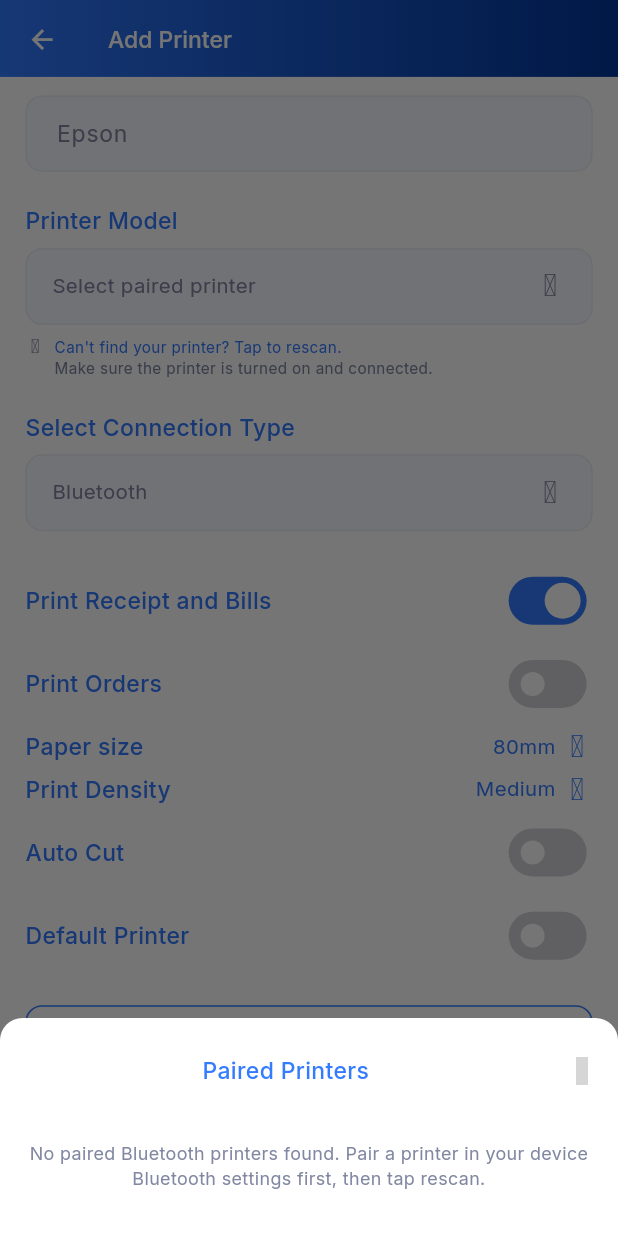
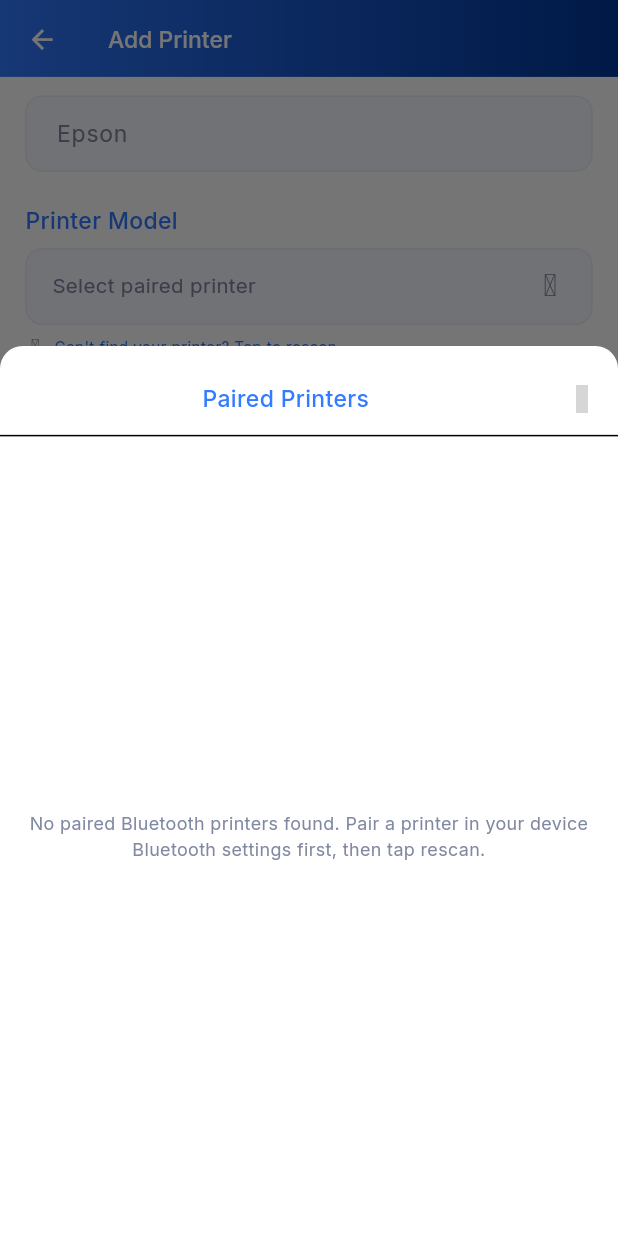
Before and after one commit to nuhanchowdhurylinkdin-a11y/softverse, a Flutter app: the AddPrinterScreen screen opened by its route, scrolled down 33 dp, after a tap on "Select paired printer", on a phone screen of 412 x 824 dp. Run offline on Flutter 3.47's test engine with Material 3 defaults, Android fonts, the phone set to English and light mode, and no system bars; our stand-ins replace awesome_snackbar_content, connectivity_plus, flutter_dotenv, flutter_screenutil, get, google_fonts and 4 more; missing offline and left inert: esc_pos_utils_plus, mobile_scanner, print_bluetooth_thermal; accounts and stored records are empty; statements that could not run were skipped; project files that could hold a hidden picture were left out; grey boxes are pictures that could not be loaded.

Commit message:
fix: make printer device picker scrollable

```diff
--- a/lib/features/printer/views/screens/add_printer_screen.dart
+++ b/lib/features/printer/views/screens/add_printer_screen.dart
@@ -354,16 +354,18 @@ class AddPrinterScreen extends GetView<AddPrinterController> {
   void _openDevicePicker(BuildContext context) {
     showModalBottomSheet(
       context: context,
+      isScrollControlled: true,
       backgroundColor: Colors.white,
       shape: RoundedRectangleBorder(
         borderRadius: BorderRadius.vertical(top: Radius.circular(16.r)),
       ),
       builder: (context) {
-        return SafeArea(
+        return FractionallySizedBox(
+          heightFactor: 0.72,
+          child: SafeArea(
             child: Obx(() {
               final devices = controller.availableDevices;
               return Column(
-              mainAxisSize: MainAxisSize.min,
                 children: [
                   SizedBox(height: 12.h),
                   Row(
@@ -388,13 +390,15 @@ class AddPrinterScreen extends GetView<AddPrinterController> {
                       ),
                     ],
                   ),
-                if (controller.isScanning.value)
-                  Padding(
-                    padding: EdgeInsets.symmetric(vertical: 16.h),
-                    child: const CircularProgressIndicator(strokeWidth: 2),
+                  const Divider(height: 1),
+                  Expanded(
+                    child: controller.isScanning.value
+                        ? const Center(
+                            child: CircularProgressIndicator(strokeWidth: 2),
                           )
-                else if (devices.isEmpty)
-                  Padding(
+                        : devices.isEmpty
+                        ? Center(
+                            child: SingleChildScrollView(
                               padding: EdgeInsets.symmetric(
                                 vertical: 24.h,
                                 horizontal: 16.w,
@@ -407,16 +411,25 @@ class AddPrinterScreen extends GetView<AddPrinterController> {
                                   color: AppColors.chipInactiveText,
                                 ),
                               ),
+                            ),
                           )
-                else
-                  ...devices.map(
-                    (device) => ListTile(
+                        : Scrollbar(
+                            child: ListView.separated(
+                              padding: EdgeInsets.only(bottom: 8.h),
+                              itemCount: devices.length,
+                              separatorBuilder: (_, _) =>
+                                  const Divider(height: 1, indent: 64),
+                              itemBuilder: (context, index) {
+                                final device = devices[index];
+                                return ListTile(
                                   leading: Icon(
                                     Iconsax.printer,
                                     color: AppColors.onboardingBackground,
                                   ),
                                   title: Text(
                                     device.name,
+                                    maxLines: 1,
+                                    overflow: TextOverflow.ellipsis,
                                     style: getTextStyle(
                                       fontSize: 14.6,
                                       color: AppColors.authTextDark,
@@ -424,6 +437,8 @@ class AddPrinterScreen extends GetView<AddPrinterController> {
                                   ),
                                   subtitle: Text(
                                     device.macAdress,
+                                    maxLines: 1,
+                                    overflow: TextOverflow.ellipsis,
                                     style: getTextStyle(
                                       fontSize: 11.6,
                                       color: AppColors.chipInactiveText,
@@ -433,12 +448,15 @@ class AddPrinterScreen extends GetView<AddPrinterController> {
                                     Navigator.of(context).pop();
                                     controller.selectDevice(device);
                                   },
+                                );
+                              },
                             ),
                           ),
-                SizedBox(height: 8.h),
+                  ),
                 ],
               );
             }),
+          ),
         );
       },
     );
```
Lines whose indentation alone changed are shown as unchanged.
